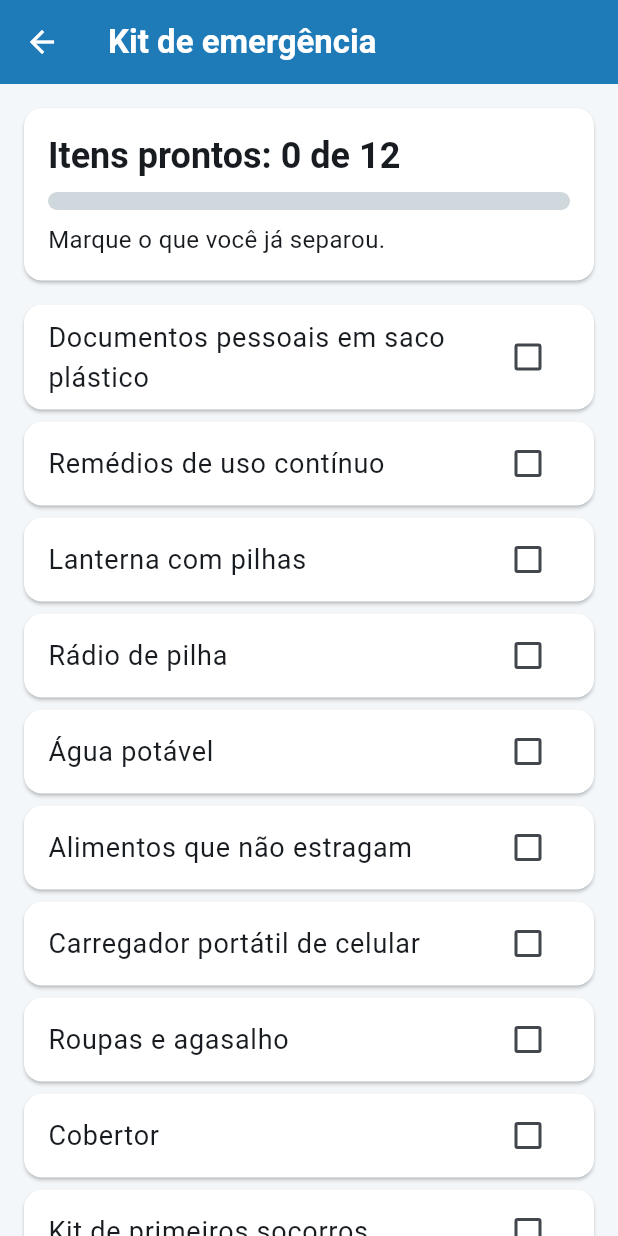
After one commit to Raphael-Sinelli/guardario-mobile, a Flutter app: the TelaKit screen opened directly, on a phone screen of 412 x 824 dp. The commit adds this screen. Run offline on Flutter 3.47's test engine with Material 3 defaults, Android fonts, the phone set to English and light mode, and no system bars; accounts and stored records are empty.

Commit message:
Adiciona o kit de emergencia
Doze itens em CheckboxListTile e o contador Itens prontos: X de 12 com barra de progresso, atualizados com setState. O atalho da tela inicial abre o kit e o aviso provisorio de em breve sai.

```diff
--- a/lib/telas/tela_inicio.dart
+++ b/lib/telas/tela_inicio.dart
@@ -9,6 +9,7 @@ import '../theme/app_theme.dart';
 import '../widgets/dialogo_login.dart';
 import '../widgets/selo_risco.dart';
 import 'tela_detalhe_alerta.dart';
+import 'tela_kit.dart';
 import 'tela_meus_relatos.dart';
 import 'tela_novo_relato.dart';
 
@@ -117,15 +118,6 @@ class _TelaInicioState extends State<TelaInicio> {
       SnackBar(
         content: Text('Relato enviado. Prioridade ${relato.prioridade} de 5.'),
         backgroundColor: AppTheme.corNormal,
-      ),
-    );
-  }
-
-  void _emBreve() {
-    ScaffoldMessenger.of(context).showSnackBar(
-      const SnackBar(
-        content: Text('Esta tela chega nos próximos commits.'),
-        backgroundColor: AppTheme.azul,
       ),
     );
   }
@@ -382,7 +374,12 @@ class _TelaInicioState extends State<TelaInicio> {
             MaterialPageRoute(builder: (context) => const TelaMeusRelatos()),
           );
         }),
-        _atalho(Icons.medical_services_outlined, 'Kit de emergência', _emBreve),
+        _atalho(Icons.medical_services_outlined, 'Kit de emergência', () {
+          Navigator.push(
+            context,
+            MaterialPageRoute(builder: (context) => const TelaKit()),
+          );
+        }),
         _atalho(Icons.night_shelter, 'Abrigos', () {
           widget.irParaAba(2);
         }),
--- /dev/null
+++ b/lib/telas/tela_kit.dart
@@ -0,0 +1,104 @@
+import 'package:flutter/material.dart';
+
+import '../data/mock_data.dart';
+import '../theme/app_theme.dart';
+
+// Kit de emergência: a pessoa marca o que já separou e o contador muda com
+// setState.
+class TelaKit extends StatefulWidget {
+  const TelaKit({super.key});
+
+  @override
+  State<TelaKit> createState() => _TelaKitState();
+}
+
+class _TelaKitState extends State<TelaKit> {
+  int _quantosProntos() {
+    int total = 0;
+    for (final item in itensKit) {
+      if (item.pronto) {
+        total = total + 1;
+      }
+    }
+    return total;
+  }
+
+  @override
+  Widget build(BuildContext context) {
+    final prontos = _quantosProntos();
+    final total = itensKit.length;
+    final completo = prontos == total;
+
+    return Scaffold(
+      appBar: AppBar(title: const Text('Kit de emergência')),
+      body: Column(
+        children: [
+          Padding(
+            padding: const EdgeInsets.all(AppTheme.espacoM),
+            child: Card(
+              child: Padding(
+                padding: const EdgeInsets.all(AppTheme.espacoM),
+                child: Column(
+                  crossAxisAlignment: CrossAxisAlignment.start,
+                  children: [
+                    Text(
+                      'Itens prontos: $prontos de $total',
+                      style: Theme.of(context).textTheme.headlineSmall,
+                    ),
+                    const SizedBox(height: AppTheme.espacoP),
+                    ClipRRect(
+                      borderRadius: BorderRadius.circular(8),
+                      child: LinearProgressIndicator(
+                        value: prontos / total,
+                        minHeight: 12,
+                        color: completo ? AppTheme.corNormal : AppTheme.azul,
+                        backgroundColor: const Color(0xFFCFD8DC),
+                      ),
+                    ),
+                    const SizedBox(height: AppTheme.espacoP),
+                    Text(
+                      completo
+                          ? 'Kit completo. Deixe num lugar de fácil acesso.'
+                          : 'Marque o que você já separou.',
+                    ),
+                  ],
+                ),
+              ),
+            ),
+          ),
+          Expanded(
+            child: ListView.builder(
+              padding: const EdgeInsets.fromLTRB(
+                AppTheme.espacoM,
+                0,
+                AppTheme.espacoM,
+                AppTheme.espacoM,
+              ),
+              itemCount: itensKit.length,
+              itemBuilder: (context, indice) {
+                final item = itensKit[indice];
+                return Padding(
+                  padding: const EdgeInsets.only(bottom: AppTheme.espacoP),
+                  child: Card(
+                    child: CheckboxListTile(
+                      title: Text(
+                        item.nome,
+                        style: const TextStyle(fontSize: 18),
+                      ),
+                      value: item.pronto,
+                      onChanged: (valor) {
+                        setState(() {
+                          item.pronto = valor ?? false;
+                        });
+                      },
+                    ),
+                  ),
+                );
+              },
+            ),
+          ),
+        ],
+      ),
+    );
+  }
+}
```
